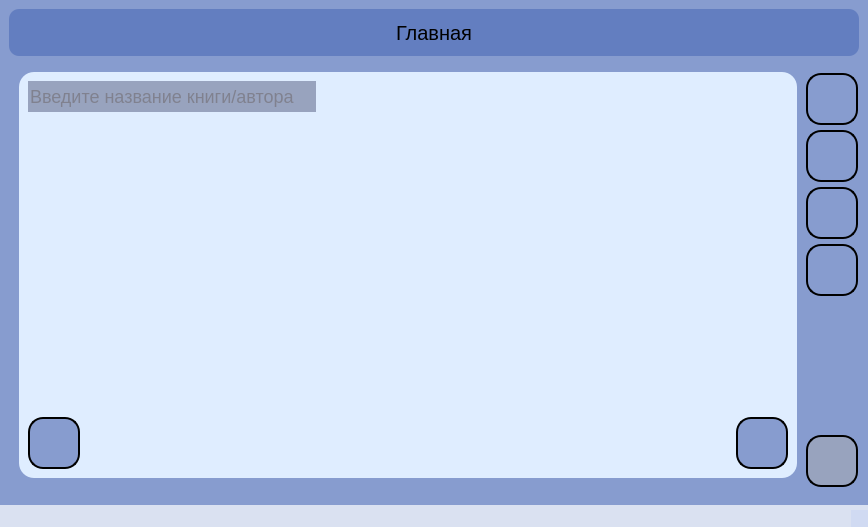
Qt form mainwindow.ui (Shersula/LibrarySystem) before a commit.
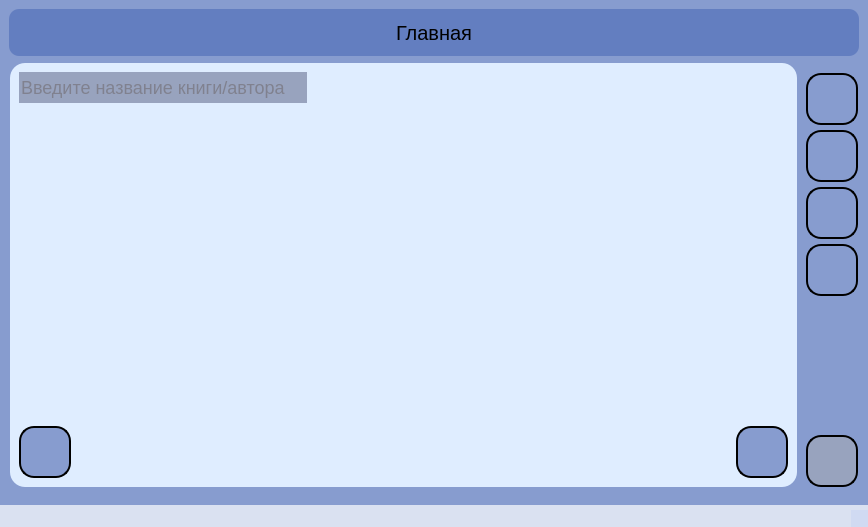
The same form after that commit. Icons and pictures are not drawn.

Commit message: Page System

Diff of the .ui file:
```diff
--- a/mainwindow.ui
+++ b/mainwindow.ui
@@ -123,20 +123,37 @@
         <number>1</number>
        </property>
        <item>
-        <widget class="QWidget" name="MainWidget" native="true">
-         <property name="sizePolicy">
-          <sizepolicy hsizetype="Expanding" vsizetype="Preferred">
-           <horstretch>0</horstretch>
-           <verstretch>0</verstretch>
-          </sizepolicy>
-         </property>
+        <widget class="QStackedWidget" name="MainWidget">
          <property name="styleSheet">
-          <string notr="true">#MainWidget
+          <string notr="true">#AuthorizedPage, #GiveBookPage, #ClearPage
 {
+	background-color: rgba(255, 255, 255, 0);	
 	border-image: url(:/res/img/bg.png);
 }</string>
          </property>
-         <layout class="QHBoxLayout" name="horizontalLayout">
+         <property name="currentIndex">
+          <number>1</number>
+         </property>
+         <widget class="QWidget" name="ClearPage">
+          <layout class="QVBoxLayout" name="verticalLayout_4"/>
+         </widget>
+         <widget class="QWidget" name="GiveBookPage">
+          <property name="styleSheet">
+           <string notr="true"/>
+          </property>
+          <layout class="QVBoxLayout" name="verticalLayout_2">
+           <property name="spacing">
+            <number>0</number>
+           </property>
+           <property name="leftMargin">
+            <number>0</number>
+           </property>
+           <property name="topMargin">
+            <number>0</number>
+           </property>
+           <property name="bottomMargin">
+            <number>0</number>
+           </property>
           <item>
            <widget class="QWidget" name="MainSubWindow" native="true">
             <property name="styleSheet">
@@ -146,15 +163,15 @@
 	border-radius: 15px;
 }</string>
             </property>
-            <property name="Status" stdset="0">
-             <number>0</number>
-            </property>
-            <layout class="QVBoxLayout" name="verticalLayout_2">
+             <layout class="QVBoxLayout" name="verticalLayout_3">
              <property name="spacing">
               <number>0</number>
              </property>
              <item>
-              <layout class="QHBoxLayout" name="horizontalLayout_2">
+               <layout class="QHBoxLayout" name="Sub_SearchLine">
+                <property name="spacing">
+                 <number>0</number>
+                </property>
                <item>
                 <widget class="QLineEdit" name="SearchLine">
                  <property name="minimumSize">
@@ -213,7 +230,7 @@
                 </widget>
                </item>
                <item>
-                <spacer name="horizontalSpacer_2">
+                 <spacer name="horizontalSpacer_3">
                  <property name="orientation">
                   <enum>Qt::Horizontal</enum>
                  </property>
@@ -247,7 +264,7 @@
                  <rect>
                   <x>0</x>
                   <y>0</y>
-                  <width>758</width>
+                   <width>767</width>
                   <height>280</height>
                  </rect>
                 </property>
@@ -258,7 +275,7 @@
               </widget>
              </item>
              <item>
-              <layout class="QHBoxLayout" name="horizontalLayout_3">
+               <layout class="QHBoxLayout" name="Sub_Button_Group">
                <property name="spacing">
                 <number>0</number>
                </property>
@@ -266,7 +283,7 @@
                 <enum>QLayout::SetMinimumSize</enum>
                </property>
                <item>
-                <widget class="QPushButton" name="OkBtn">
+                 <widget class="QPushButton" name="HomeBtn">
                  <property name="sizePolicy">
                   <sizepolicy hsizetype="Minimum" vsizetype="Expanding">
                    <horstretch>0</horstretch>
@@ -308,7 +325,7 @@
                 </widget>
                </item>
                <item>
-                <spacer name="horizontalSpacer_3">
+                 <spacer name="horizontalSpacer_2">
                  <property name="orientation">
                   <enum>Qt::Horizontal</enum>
                  </property>
@@ -324,7 +341,7 @@
                 </spacer>
                </item>
                <item>
-                <widget class="QPushButton" name="HomeBtn">
+                 <widget class="QPushButton" name="OkBtn">
                  <property name="sizePolicy">
                   <sizepolicy hsizetype="Minimum" vsizetype="Expanding">
                    <horstretch>0</horstretch>
@@ -371,6 +388,10 @@
            </widget>
           </item>
          </layout>
+         </widget>
+         <widget class="QWidget" name="AuthorizedPage">
+          <layout class="QVBoxLayout" name="verticalLayout_5"/>
+         </widget>
         </widget>
        </item>
        <item>
```
Lines whose indentation alone changed are shown as unchanged. The commit also changes 3 other files.
